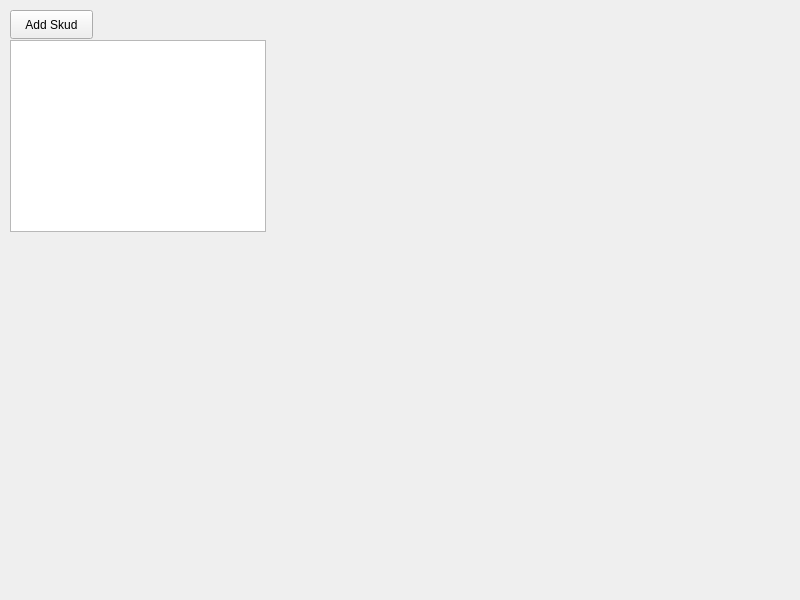
Qt form widget.ui (jkj89507/skudEmu) before a commit.
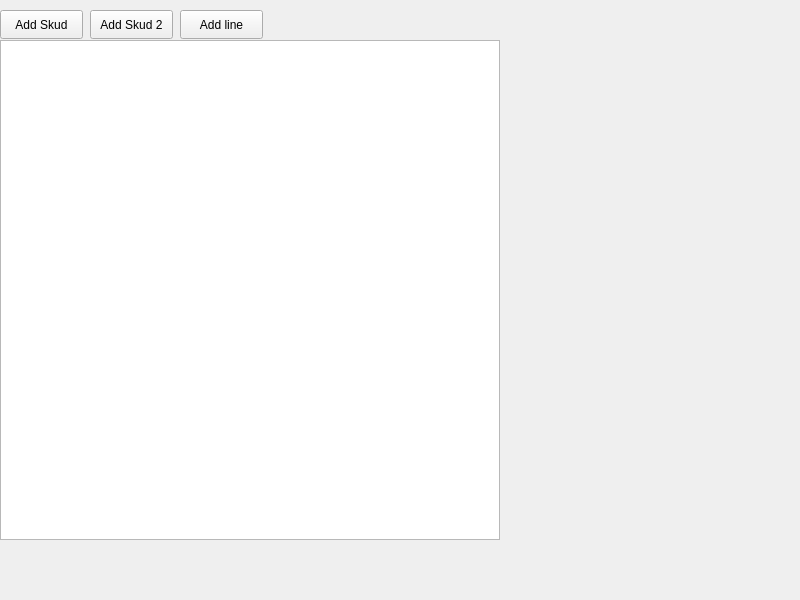
The same form after that commit.

```diff
--- a/widget.ui
+++ b/widget.ui
@@ -16,17 +16,17 @@
   <widget class="QGraphicsView" name="graphicsView">
    <property name="geometry">
     <rect>
-     <x>10</x>
+     <x>0</x>
      <y>40</y>
-     <width>256</width>
-     <height>192</height>
+     <width>500</width>
+     <height>500</height>
     </rect>
    </property>
   </widget>
   <widget class="QPushButton" name="addSkud">
    <property name="geometry">
     <rect>
-     <x>10</x>
+     <x>0</x>
      <y>10</y>
      <width>83</width>
      <height>29</height>
@@ -47,6 +47,54 @@
     <string>Add Skud</string>
    </property>
   </widget>
+  <widget class="QPushButton" name="addSkud_2">
+   <property name="geometry">
+    <rect>
+     <x>90</x>
+     <y>10</y>
+     <width>83</width>
+     <height>29</height>
+    </rect>
+   </property>
+   <property name="maximumSize">
+    <size>
+     <width>16777205</width>
+     <height>16777215</height>
+    </size>
+   </property>
+   <property name="font">
+    <font>
+     <stylestrategy>PreferAntialias</stylestrategy>
+    </font>
+   </property>
+   <property name="text">
+    <string>Add Skud 2</string>
+   </property>
+  </widget>
+  <widget class="QPushButton" name="addLine">
+   <property name="geometry">
+    <rect>
+     <x>180</x>
+     <y>10</y>
+     <width>83</width>
+     <height>29</height>
+    </rect>
+   </property>
+   <property name="maximumSize">
+    <size>
+     <width>16777205</width>
+     <height>16777215</height>
+    </size>
+   </property>
+   <property name="font">
+    <font>
+     <stylestrategy>PreferAntialias</stylestrategy>
+    </font>
+   </property>
+   <property name="text">
+    <string>Add line</string>
+   </property>
+  </widget>
  </widget>
  <resources/>
  <connections/>
```
